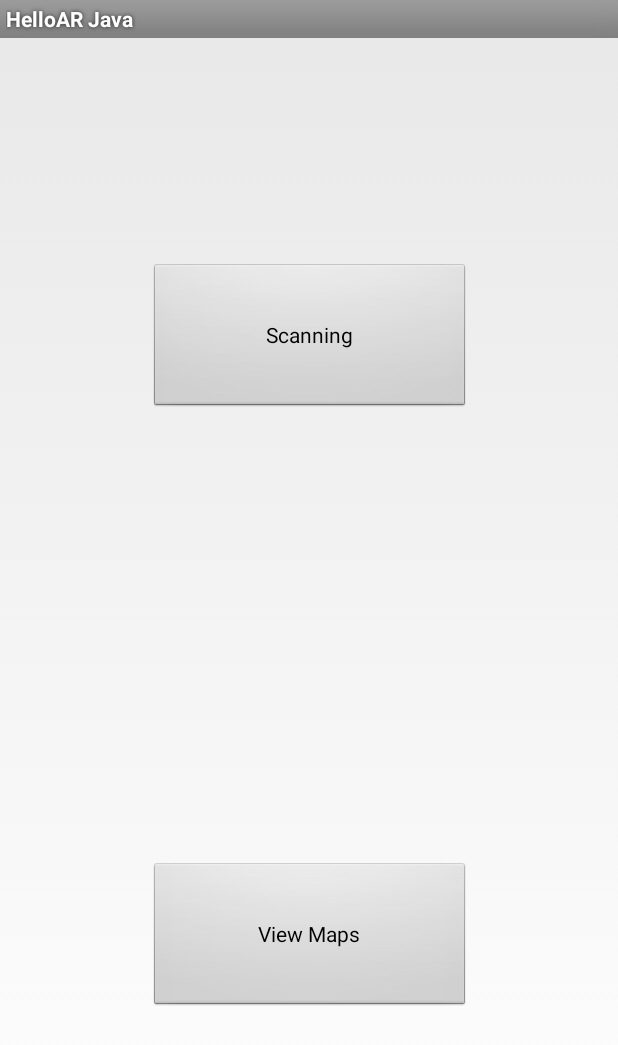
After one commit to lilJdub/AR_depth_interpetertation, an Android app: the Menu screen opened directly, with no data from a screen before it, on a phone screen of 412 x 824 dp. The commit adds this screen. Shown: the top 1045 px of the screen. Run offline under Robolectric (Android 15) with nearby library versions, the phone set to English and light mode, and no system bars.

Commit message:
Fifteenth Commit.changing DB structure.New menu activity.making viewMaps.

```diff
--- a/app/src/main/java/com/google/ar/core/examples/java/helloar/FirstPage.java
+++ b/app/src/main/java/com/google/ar/core/examples/java/helloar/FirstPage.java
@@ -149,13 +149,13 @@ public class FirstPage extends Activity {
             Toast.makeText(FirstPage.this, "Hello"+userid,
                     Toast.LENGTH_SHORT).show();
 
-            Intent intent=new Intent(this,ScanActivity.class);
+            Intent intent=new Intent(this,Menu.class);
             intent.putExtra("bruh",user);
             startActivity(intent);
         }
     }
     public void skip(){
-        Intent Mapintent=new Intent(this,MapsActivity.class);
+        Intent Mapintent=new Intent(this,ScanActivity.class);
         startActivity(Mapintent);
     }
     //tester method for saving data:
--- /dev/null
+++ b/app/src/main/java/com/google/ar/core/examples/java/helloar/Menu.java
@@ -0,0 +1,39 @@
+package com.google.ar.core.examples.java.helloar;
+
+
+import android.app.Activity;
+import android.content.Intent;
+import android.os.Bundle;
+import android.view.View;
+import android.widget.Button;
+
+public class Menu extends Activity {
+
+    @Override
+    protected void onCreate(Bundle savedInstanceState) {
+        super.onCreate(savedInstanceState);
+        setContentView(R.layout.activity_menu);
+        Button scanningBtn=findViewById(R.id.ScanningBtn);
+        scanningBtn.setOnClickListener(new View.OnClickListener() {
+            @Override
+            public void onClick(View v) {
+                openScan();
+            }
+        });
+        Button viewMapBtn=findViewById(R.id.viewMapBtn);
+        viewMapBtn.setOnClickListener(new View.OnClickListener() {
+            @Override
+            public void onClick(View v) {
+                openViewMap();
+            }
+        });
+    }
+    public void openScan(){
+        Intent intent=new Intent(this,ScanActivity.class);
+        startActivity(intent);
+    }
+    public void openViewMap(){
+        Intent intent=new Intent(this,ViewMaps.class);
+        startActivity(intent);
+    }
+}
--- /dev/null
+++ b/app/src/main/res/layout/activity_menu.xml
@@ -0,0 +1,36 @@
+<?xml version="1.0" encoding="utf-8"?>
+<androidx.constraintlayout.widget.ConstraintLayout xmlns:android="http://schemas.android.com/apk/res/android"
+    xmlns:app="http://schemas.android.com/apk/res-auto"
+    xmlns:tools="http://schemas.android.com/tools"
+    android:layout_width="match_parent"
+    android:layout_height="match_parent"
+    tools:context=".Menu">
+
+    <Button
+        android:id="@+id/ScanningBtn"
+        android:layout_width="214dp"
+        android:layout_height="100dp"
+        android:text="Scanning"
+        app:layout_constraintBottom_toTopOf="@+id/guideline"
+        app:layout_constraintEnd_toEndOf="parent"
+        app:layout_constraintStart_toStartOf="parent"
+        app:layout_constraintTop_toTopOf="parent" />
+
+    <Button
+        android:id="@+id/viewMapBtn"
+        android:layout_width="214dp"
+        android:layout_height="100dp"
+        android:text="View Maps"
+        app:layout_constraintBottom_toBottomOf="parent"
+        app:layout_constraintEnd_toEndOf="parent"
+        app:layout_constraintHorizontal_bias="0.502"
+        app:layout_constraintStart_toStartOf="parent"
+        app:layout_constraintTop_toTopOf="@+id/guideline" />
+
+    <androidx.constraintlayout.widget.Guideline
+        android:id="@+id/guideline"
+        android:layout_width="wrap_content"
+        android:layout_height="wrap_content"
+        android:orientation="horizontal"
+        app:layout_constraintGuide_percent="0.5" />
+</androidx.constraintlayout.widget.ConstraintLayout>
```
Also changed, not shown: app/src/main/AndroidManifest.xml (+2 -5 lines), app/src/main/java/com/google/ar/core/examples/java/helloar/DrawingPointFromDB.java (+5 -5 lines), app/src/main/java/com/google/ar/core/examples/java/helloar/MapsActivity.java (deleted, +0 -51 lines), app/src/main/java/com/google/ar/core/examples/java/helloar/ViewMaps.java (added, +69 -0 lines), app/src/main/res/layout/activity_drawing_point_from_db.xml (+8 -6 lines), app/src/main/res/layout/activity_maps.xml (deleted, +0 -9 lines), app/src/main/res/layout/activity_maps2.xml (deleted, +0 -9 lines), app/src/main/res/layout/activity_maps3.xml (deleted, +0 -9 lines), app/src/main/res/layout/activity_view_maps.xml (added, +9 -0 lines).
